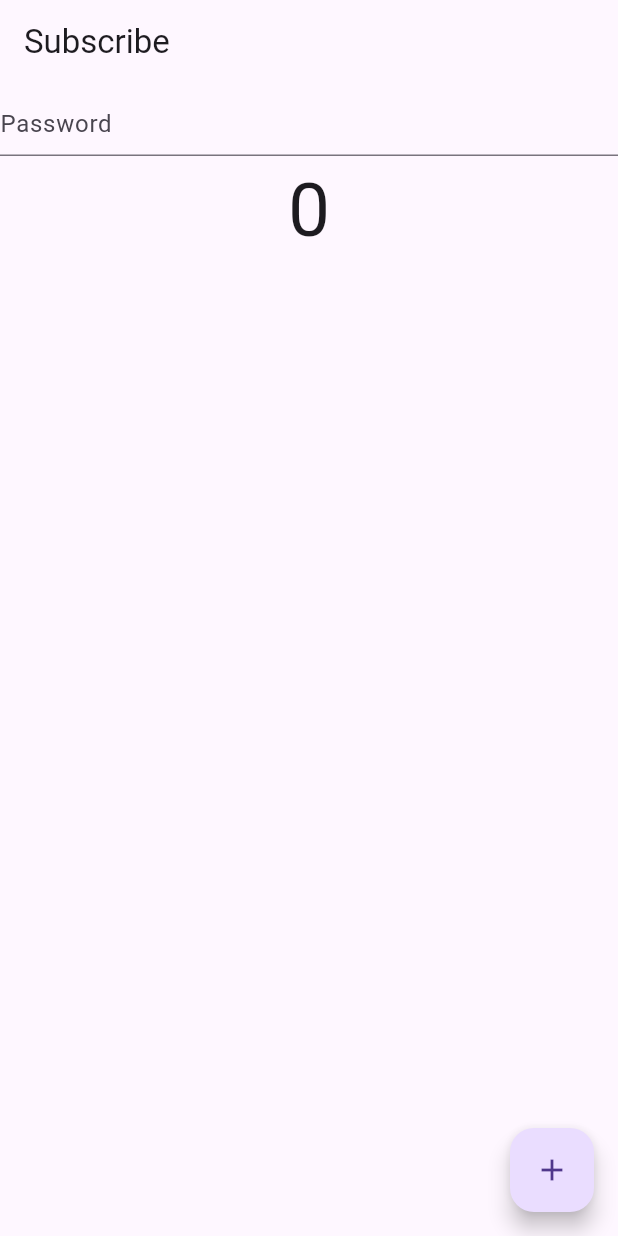
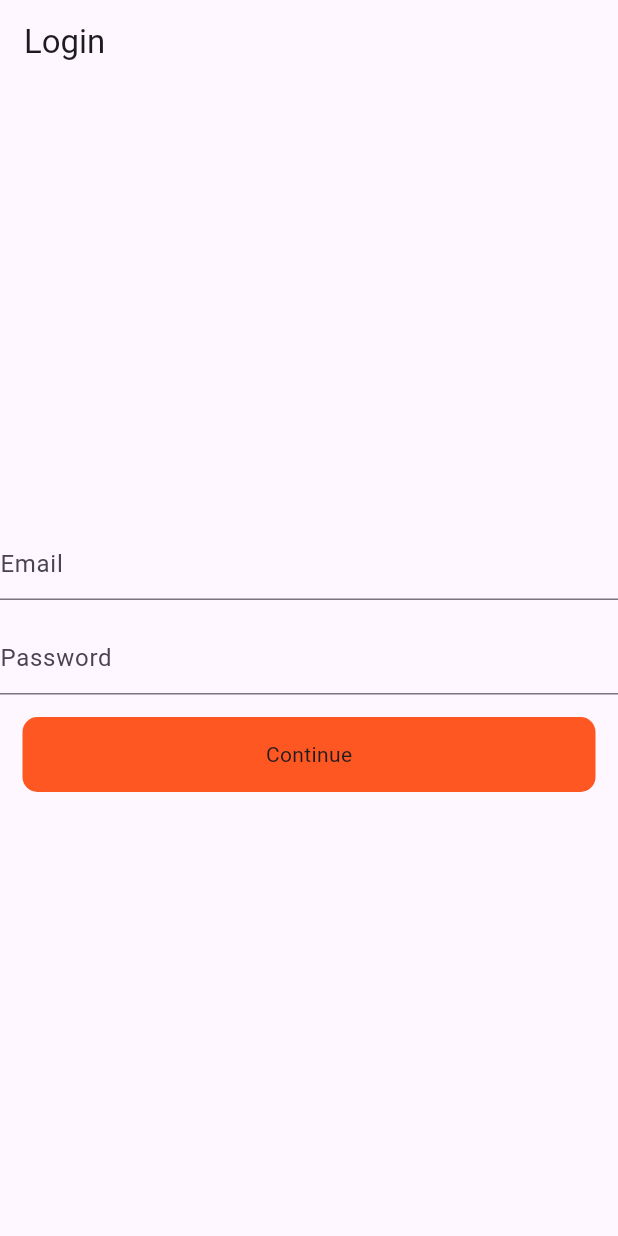
Before and after one commit to shahadat-coder/Provider-State-Management, a Flutter app: the screen it shows after launch, on a phone screen of 412 x 824 dp. Run offline on Flutter 3.47's test engine with Material 3 defaults, Android fonts, the phone set to English and light mode, and no system bars.

Commit message:
How to implement Login with REST API with Provider

```diff
--- a/lib/main.dart
+++ b/lib/main.dart
@@ -1,10 +1,13 @@
 import 'package:flutter/material.dart';
 import 'package:provider/provider.dart';
+import 'package:provider_state_management/provider/auth_provider.dart';
 import 'package:provider_state_management/provider/count_provider.dart';
 import 'package:provider_state_management/provider/example_one_provider.dart';
 import 'package:provider_state_management/provider/favourite_provider.dart';
 import 'package:provider_state_management/provider/theme_changer_provider.dart';
 import 'package:provider_state_management/screens/value_notify_listner.dart';
+
+import 'screens/login.dart';
 
 
 
@@ -24,6 +27,7 @@ class MyApp extends StatelessWidget {
         ChangeNotifierProvider(create: (_)=> ExampleOneProvider()),
         ChangeNotifierProvider(create: (_)=> FavouriteItemProvider()),
         ChangeNotifierProvider(create: (_)=> ThemeChanger()),
+        ChangeNotifierProvider(create: (_)=> AuthProvider()),
       ],
       child: Builder(builder: (BuildContext context){
         final themeChanger = Provider.of<ThemeChanger>(context);
@@ -39,7 +43,7 @@ class MyApp extends StatelessWidget {
             brightness: Brightness.dark,
               primarySwatch: Colors.red
           ),
-          home:   NotifyListenerScreen(),
+          home:   const LoginScreen(),
         );
       }),
     );
--- /dev/null
+++ b/lib/provider/auth_provider.dart
@@ -0,0 +1,33 @@
+import 'package:flutter/cupertino.dart';
+import 'package:http/http.dart';
+
+class AuthProvider with ChangeNotifier {
+   bool _loading = false;
+   bool get loading => _loading;
+   setLoading(bool value){
+     _loading = value;
+     notifyListeners();
+   }
+  void login(String email, String password)async{
+     setLoading(true);
+    try{
+      Response response = await post(Uri.parse('https://reqres.in/api/login'),
+          body: {
+           'email' : email,
+            'password' : password,
+          });
+
+      if(response.statusCode == 200){
+        print('successful');
+        setLoading(false);
+      }else{
+        print('failed');
+        setLoading(false);
+      }
+
+    }catch(e){
+      print(e.toString());
+      setLoading(false);
+    }
+  }
+}
--- /dev/null
+++ b/lib/screens/login.dart
@@ -0,0 +1,67 @@
+import 'package:flutter/material.dart';
+import 'package:provider/provider.dart';
+import 'package:provider_state_management/provider/auth_provider.dart';
+
+class LoginScreen extends StatefulWidget {
+  const LoginScreen({super.key});
+
+  @override
+  State<LoginScreen> createState() => _LoginScreenState();
+}
+
+class _LoginScreenState extends State<LoginScreen> {
+
+  TextEditingController emailController = TextEditingController();
+  TextEditingController passwordController = TextEditingController();
+
+  @override
+  Widget build(BuildContext context) {
+    final authProvider = Provider.of<AuthProvider>(context);
+    return Scaffold(
+      appBar: AppBar(
+        title: Text('Login'),
+      ),
+      body: Column(
+        mainAxisAlignment: MainAxisAlignment.center,
+        crossAxisAlignment: CrossAxisAlignment.center,
+        children: [
+        TextFormField(
+          controller: emailController,
+          decoration: InputDecoration(
+            hintText: 'Email'
+          ),
+        ),
+          SizedBox(height: 15,),
+          TextFormField(
+            obscureText: true,
+            controller: passwordController,
+            decoration: InputDecoration(
+                hintText: 'Password'
+            ),
+          ),
+          SizedBox(height: 15,),
+
+          InkWell(
+            onTap: (){
+              authProvider.login(emailController.text.toString(), passwordController.text.toString());
+            },
+            child: Padding(
+              padding: const EdgeInsets.symmetric(horizontal: 15),
+              child: Container(
+                height: 50,
+                width: double.infinity,
+                decoration: BoxDecoration(
+                  color: Colors.deepOrange,
+                  borderRadius: BorderRadius.circular(10)
+                ),
+                child: Center(
+                  child: authProvider.loading ? CircularProgressIndicator() : Text('Continue'),
+                ),
+              ),
+            ),
+          )
+        ],
+      ),
+    );
+  }
+}
```
